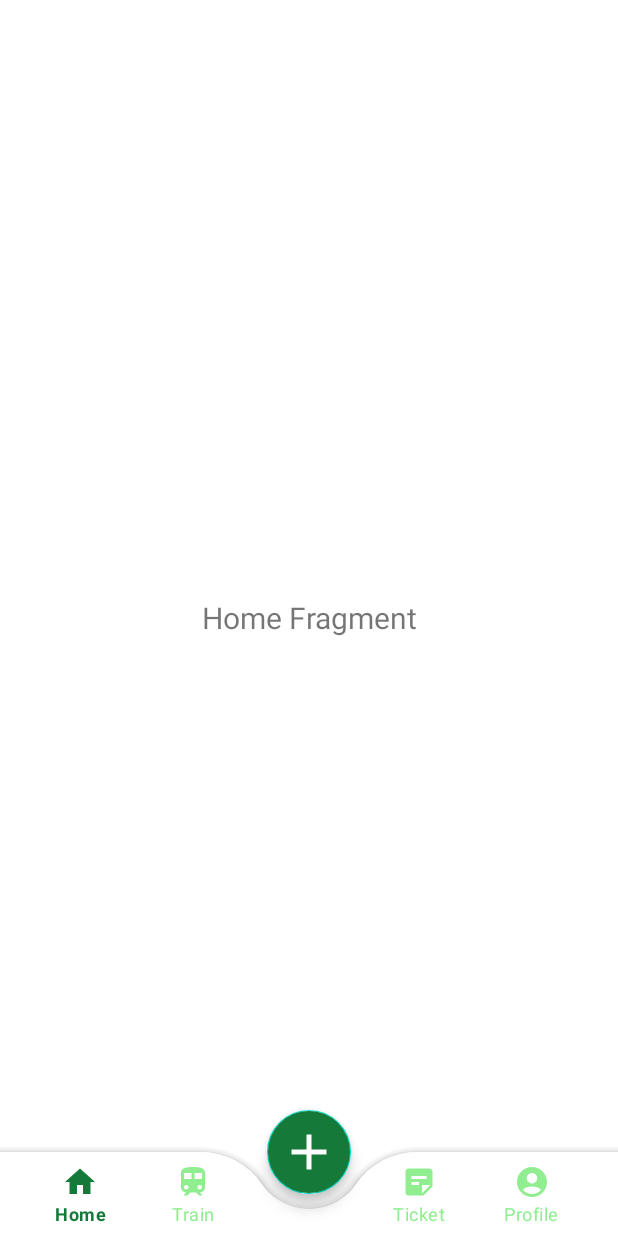
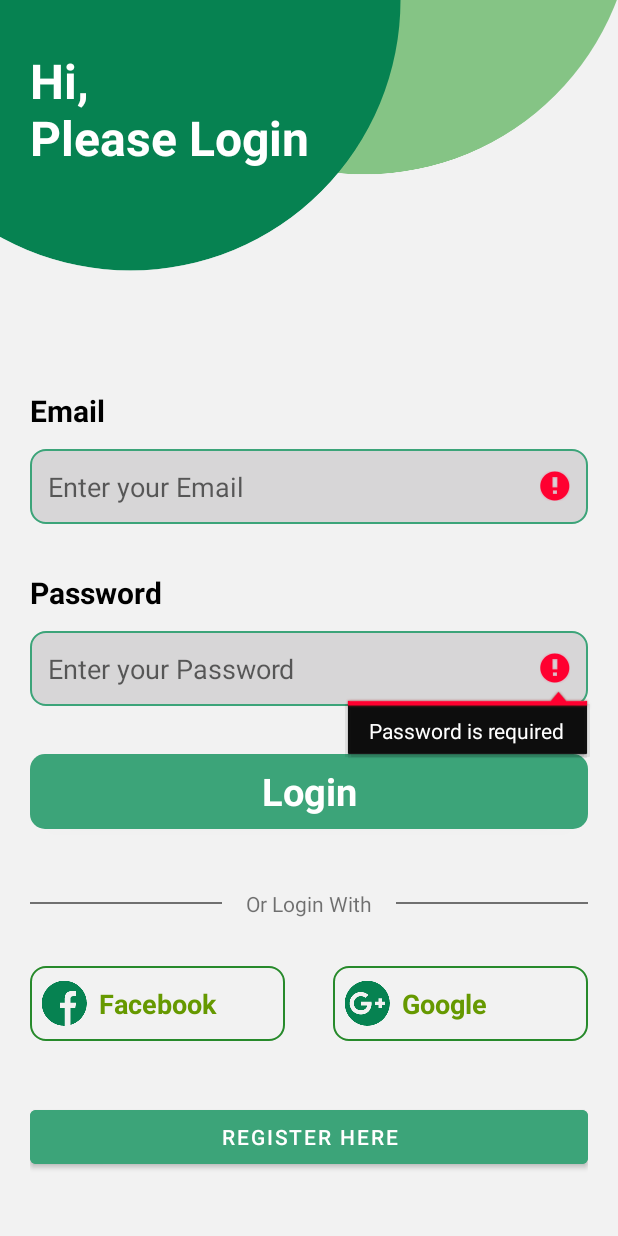
Before and after one commit to nimna-thiranjaya/train-express-mobile-app, an Android app: the screen it shows after launch (MainActivity before the commit, LoginActivity after it), after a tap on "Login", on a phone screen of 412 x 824 dp. Run offline under Robolectric (Android 15) with nearby library versions, the phone set to English and light mode, and no system bars.

Commit message:
login data binding

```diff
--- a/app/build.gradle
+++ b/app/build.gradle
@@ -42,4 +42,6 @@ dependencies {
     androidTestImplementation 'androidx.test.ext:junit:1.1.5'
     androidTestImplementation 'androidx.test.espresso:espresso-core:3.5.1'
     implementation 'com.github.bumptech.glide:glide:4.12.0'
+    implementation 'com.squareup.retrofit2:retrofit:2.9.0'
+    implementation 'com.squareup.retrofit2:converter-gson:2.9.0'
 }
--- a/app/src/main/AndroidManifest.xml
+++ b/app/src/main/AndroidManifest.xml
@@ -1,6 +1,8 @@
 <?xml version="1.0" encoding="utf-8"?>
 <manifest xmlns:android="http://schemas.android.com/apk/res/android"
     xmlns:tools="http://schemas.android.com/tools" >
+    <uses-permission android:name="android.permission.INTERNET"/>
+    <uses-permission android:name="android.permission.ACCESS_NETWORK_STATE" />
 
     <application
         android:allowBackup="true"
@@ -10,11 +12,9 @@
         android:label="@string/app_name"
         android:roundIcon="@mipmap/ic_launcher_round"
         android:supportsRtl="true"
+        android:usesCleartextTraffic="true"
         android:theme="@style/Theme.TrainBookingApp"
         tools:targetApi="31" >
-        <activity
-            android:name=".Auth.RegisterActivity"
-            android:exported="false" />
         <activity
             android:name=".Auth.SignInActivity"
             android:exported="false" />
--- a/app/src/main/java/com/example/trainbookingapp/Auth/LoginActivity.java
+++ b/app/src/main/java/com/example/trainbookingapp/Auth/LoginActivity.java
@@ -2,23 +2,50 @@ package com.example.trainbookingapp.Auth;
 
 import androidx.appcompat.app.AppCompatActivity;
 
+import android.app.ProgressDialog;
+import android.content.Context;
 import android.content.Intent;
 import android.os.Bundle;
+import android.util.Log;
 import android.view.View;
 import android.widget.Button;
+import android.widget.EditText;
 import android.widget.TextView;
+import android.widget.Toast;
 
 import com.example.trainbookingapp.MainActivity;
 import com.example.trainbookingapp.R;
+import com.example.trainbookingapp.db.DatabaseHelper;
+import com.example.trainbookingapp.db.TravelerDAO;
+import com.example.trainbookingapp.model.LoginRequest;
+import com.example.trainbookingapp.model.LoginResponse;
+import com.example.trainbookingapp.network.ApiService;
+import com.example.trainbookingapp.network.RetrofitClient;
+
+import retrofit2.Call;
+import retrofit2.Callback;
+import retrofit2.Response;
 
 public class LoginActivity extends AppCompatActivity {
+    private EditText editTextText8, editTextPassword;
+    private Button loginbtn;
 
     @Override
     protected void onCreate(Bundle savedInstanceState) {
         super.onCreate(savedInstanceState);
         setContentView(R.layout.activity_login);
         Button Registerbtn = findViewById(R.id.Registerbtn);
-        Button loginbtn = findViewById(R.id.loginbtn);
+        loginbtn = findViewById(R.id.loginbtn);
+        editTextText8 = findViewById(R.id.editTextText8);
+        editTextPassword = findViewById(R.id.editTextPassword);
+
+        loginbtn.setOnClickListener(new View.OnClickListener() {
+                                        @Override
+                                        public void onClick(View v) {
+                                            setData();
+                                        }
+        });
+
         Registerbtn.setOnClickListener(new View.OnClickListener() {
             @Override
             public void onClick(View v) {
@@ -29,16 +56,71 @@ public class LoginActivity extends AppCompatActivity {
 
         });
 
-        loginbtn.setOnClickListener(new View.OnClickListener() {
+//        loginbtn.setOnClickListener(new View.OnClickListener() {
+//            @Override
+//            public void onClick(View v) {
+//                Intent i = new Intent(getApplicationContext(), MainActivity.class);
+//                startActivity(i);
+//            }
+//
+//
+//        });
+    }
+
+    private void showToast(String message) {
+        Context context = getApplicationContext();
+        Toast.makeText(context, message, Toast.LENGTH_SHORT).show();
+
+    }
+    private void setData() {
+        String email = editTextText8.getText().toString();
+        String password = editTextPassword.getText().toString();
+        Boolean check = false;
+
+        //send alert if email or password is empty
+        if (email.isEmpty()) {
+            editTextText8.setError("Email is required");
+            editTextText8.requestFocus();
+            check = true;
+        }
+        if (password.isEmpty()) {
+            editTextPassword.setError("Password is required");
+            editTextPassword.requestFocus();
+            check = true;
+        }
+
+        if (check) {
+            return;
+        } else {
+            ApiService apiService = RetrofitClient.getRetrofitInstance().create(ApiService.class);
+
+            final LoginRequest loginRequest = new LoginRequest(email, password);
+            final TravelerDAO travelerDAO = new TravelerDAO(getApplicationContext());
+            Call<LoginResponse> call = apiService.login(loginRequest);
+
+            call.enqueue(new Callback<LoginResponse>() {
                 @Override
-            public void onClick(View v) {
+                public void onResponse(Call<LoginResponse> call, Response<LoginResponse> response) {
+                    if (response.isSuccessful()) {
+                        LoginResponse loginResponse = response.body();
+                        showToast("Login Successful!");
+                        Log.d("LoginActivity", "Responses: " + loginResponse.getTraveler().getFirstName());
                         Intent i = new Intent(getApplicationContext(), MainActivity.class);
                         startActivity(i);
+                    } else {
+                        showToast("Login Failed!");
+                        Log.d("LoginActivity", "Error: " + response.errorBody());
+                    }
                 }
 
+                @Override
+                public void onFailure(Call<LoginResponse> call, Throwable t) {
+                    Log.d("LoginActivity", "Error: " + t.getMessage());
 
+                }
             });
+
+        }
     }
 
-
 }
--- /dev/null
+++ b/app/src/main/java/com/example/trainbookingapp/network/ApiService.java
@@ -0,0 +1,15 @@
+package com.example.trainbookingapp.network;
+
+import com.example.trainbookingapp.model.LoginRequest;
+import com.example.trainbookingapp.model.LoginResponse;
+
+import retrofit2.Call;
+import retrofit2.http.Body;
+import retrofit2.http.POST;
+
+public interface ApiService {
+    public String prefix = "Traveler";
+
+    @POST(prefix + "/login")
+    Call<LoginResponse> login(@Body LoginRequest loginRequest);
+}
--- a/app/src/main/res/layout/activity_login.xml
+++ b/app/src/main/res/layout/activity_login.xml
@@ -85,18 +85,22 @@
             android:textColor="#707070"
             android:textSize="18sp" />
 
-        <Button
-            android:id="@+id/Registerbtn"
+        <androidx.appcompat.widget.AppCompatButton
+            android:id="@+id/loginbtn"
+            style="@android:style/Widget.Button"
             android:layout_width="match_parent"
-            android:layout_height="wrap_content"
-            android:layout_marginTop="40dp"
-            android:backgroundTint="@color/maingreen"
-            android:text="Register Here" />
+            android:layout_height="50dp"
+            android:layout_marginTop="32dp"
+            android:background="@drawable/loginbutton_background"
+            android:text="Login"
+            android:textColor="#ffffff"
+            android:textSize="25sp"
+            android:textStyle="bold" />
 
         <LinearLayout
             android:layout_width="match_parent"
             android:layout_height="wrap_content"
-            android:layout_marginTop="10dp"
+            android:layout_marginTop="40dp"
             android:orientation="horizontal">
 
             <View
@@ -190,17 +194,13 @@
             </LinearLayout>
         </LinearLayout>
 
-        <androidx.appcompat.widget.AppCompatButton
-            android:id="@+id/loginbtn"
+        <Button
+            android:id="@+id/Registerbtn"
             android:layout_width="match_parent"
-            android:layout_height="50dp"
-            android:layout_marginTop="32dp"
-            style="@android:style/Widget.Button"
-            android:textColor="#ffffff"
-            android:textStyle="bold"
-            android:textSize="25sp"
-            android:background="@drawable/loginbutton_background"
-            android:text="Login" />
+            android:layout_height="wrap_content"
+            android:layout_marginTop="40dp"
+            android:backgroundTint="@color/maingreen"
+            android:text="Register Here" />
     </LinearLayout>
 
 </androidx.constraintlayout.widget.ConstraintLayout>
```
Also changed, not shown: app/src/main/java/com/example/trainbookingapp/db/DatabaseHelper.java (added, +45 -0 lines), app/src/main/java/com/example/trainbookingapp/db/TravelerDAO.java (added, +29 -0 lines), app/src/main/java/com/example/trainbookingapp/model/LoginRequest.java (added, +27 -0 lines), app/src/main/java/com/example/trainbookingapp/model/LoginResponse.java (added, +185 -0 lines), app/src/main/java/com/example/trainbookingapp/network/RetrofitClient.java (added, +20 -0 lines). Lines whose indentation alone changed are shown as unchanged.
